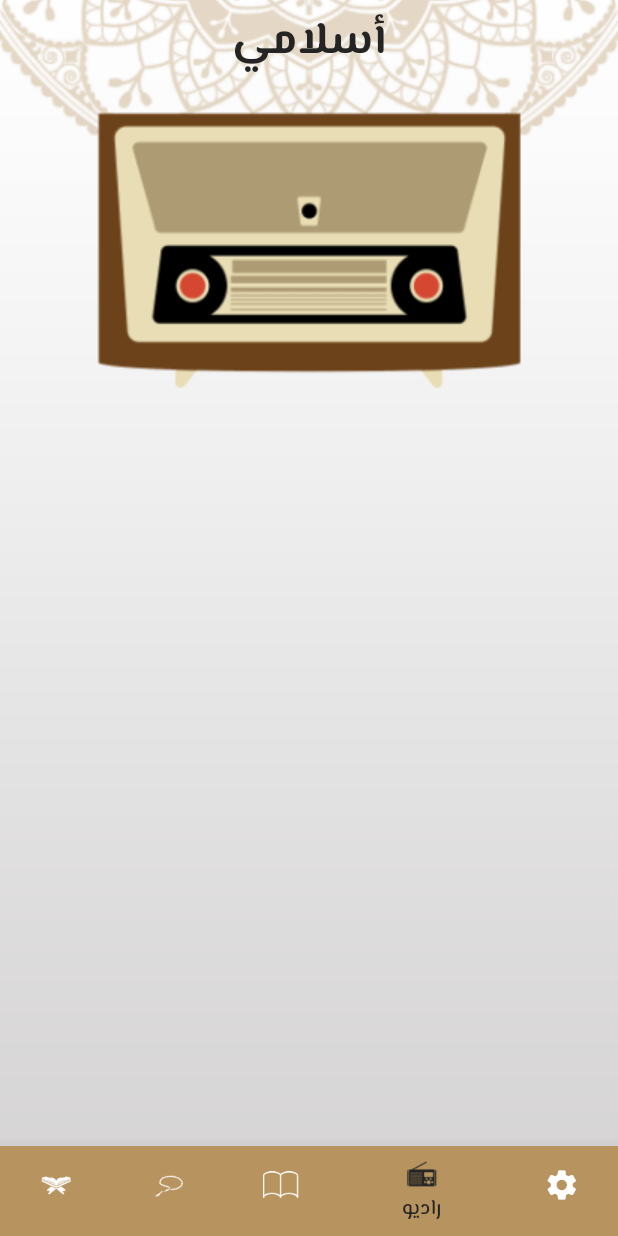
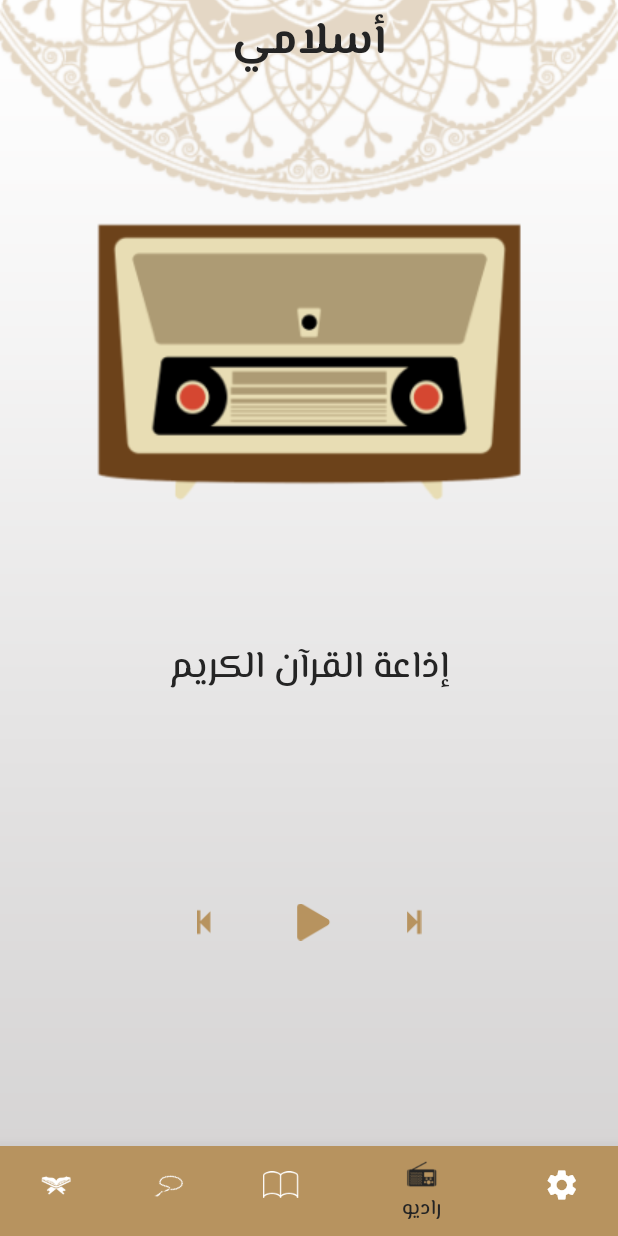
Before and after one commit to youssef18851/islami_app, a Flutter app: the screen it shows after launch, item 4 of the bottom bar chosen, on a phone screen of 412 x 824 dp. Run offline on Flutter 3.47's test engine with Material 2 defaults, Android fonts, the phone set to English and light mode, and no system bars; our stand-ins replace google_fonts.

Commit message:
finish radio_tab.dart

```diff
--- a/lib/tabs/radio_tab.dart
+++ b/lib/tabs/radio_tab.dart
@@ -1,16 +1,33 @@
 import 'package:flutter/material.dart';
+import 'package:islami_app/theme_data.dart';
 
 class RadioTab extends StatelessWidget {
   const RadioTab({super.key});
 
   @override
   Widget build(BuildContext context) {
-    return const Center(
+    return Center(
       child: Column(
         crossAxisAlignment: CrossAxisAlignment.center,
+        mainAxisAlignment:MainAxisAlignment.spaceEvenly,
         children: [
-          Image(
-            image: AssetImage('assets/images/radio_image.png',),
+          const Image(
+            image: AssetImage(
+              'assets/images/radio_image.png',
+            ),
+          ),
+
+          Text(
+            'إذاعة القرآن الكريم',
+            style: Theme.of(context)
+                .textTheme
+                .bodyMedium!
+                .copyWith(color: MyThemeData.secondColor),
+          ),
+
+          ImageIcon(
+            const AssetImage('assets/images/radio_icon.png',)
+            ,size: 150,color: MyThemeData.primaryColor,
           )
         ],
       ),
```
Also changed, not shown: assets/images/2.0x/radio_icon@2x.png (added), assets/images/3.0x/radio_icon@3x.png (added), assets/images/radio_icon.png (added).
